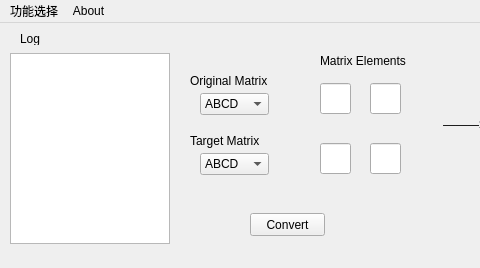
This is microwave.ui in zhuowenzheng/Microwave_Circuit_Parameter_Matrix_Calculator as Qt 5 draws it before an edit; both pictures show x 0 to 480 and y 0 to 268 of the 816 by 268 pixel window. The edited form follows.
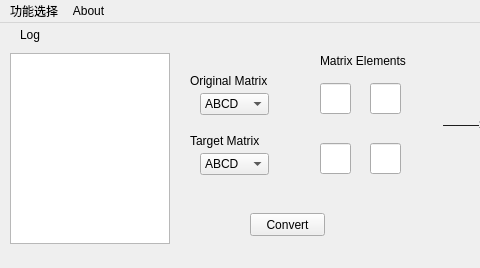
This is the edited form. The open tabs and pages were chosen to show the change.

The edit to the form file:
```diff
--- a/microwave.ui
+++ b/microwave.ui
@@ -357,9 +357,9 @@
     <property name="geometry">
      <rect>
       <x>20</x>
-      <y>10</y>
+      <y>1</y>
       <width>54</width>
-      <height>12</height>
+      <height>21</height>
      </rect>
     </property>
     <property name="text">
```
Left out of the diff: 2 changed lines with no effect on the pictures.
